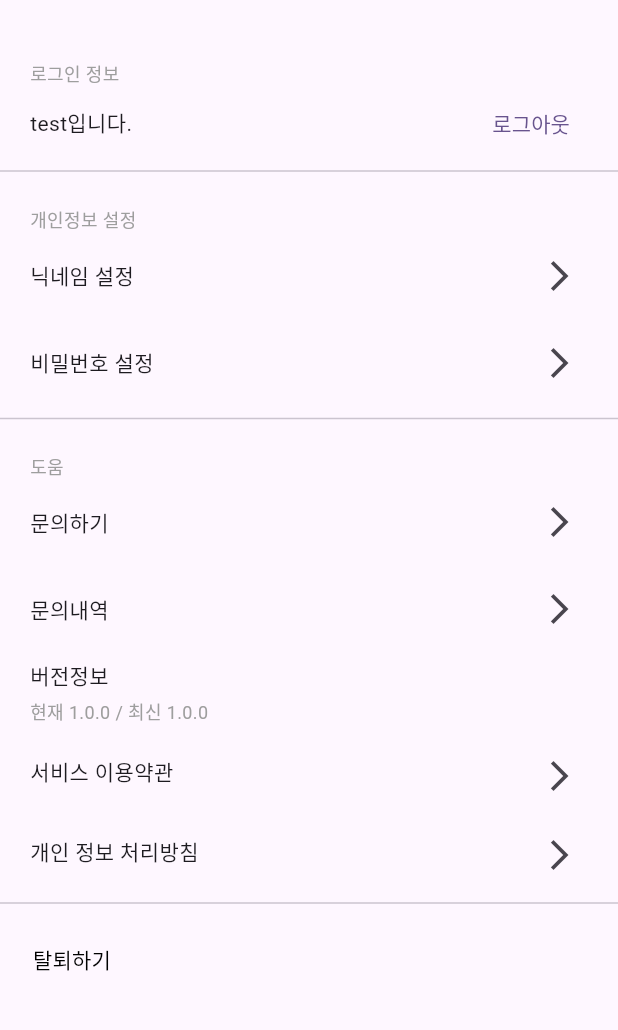
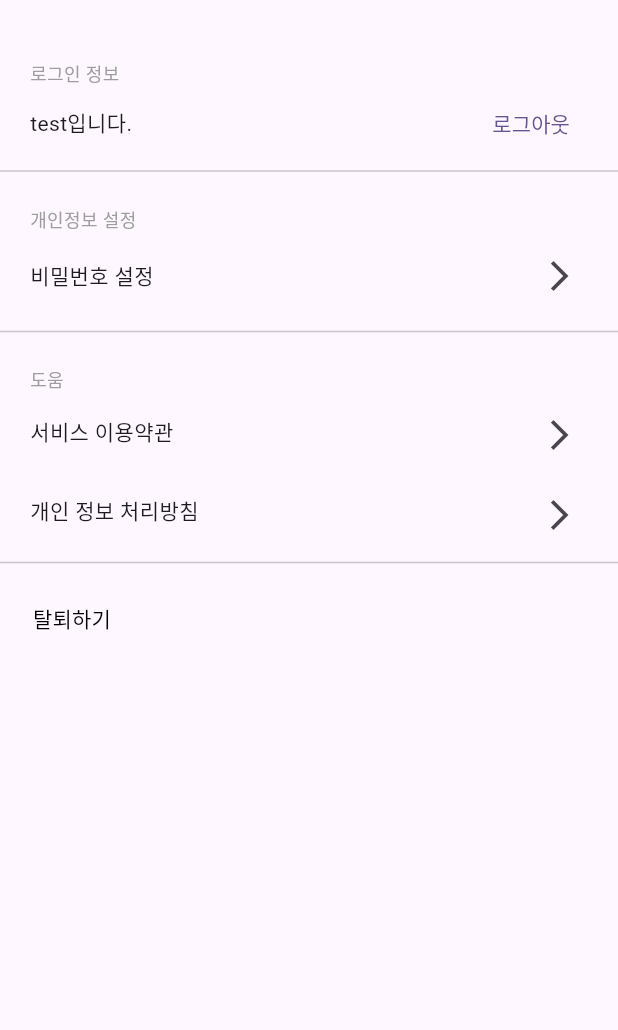
Before and after one commit to likewoody/Tree, a Flutter app: the Setting screen opened directly, on a phone screen of 412 x 824 dp, the part 90-1120 px from its top. Run offline on Flutter 3.47's test engine with Material 3 defaults, Android fonts, the phone set to English and light mode, and no system bars; our stand-ins replace flutter_slidable, get, get_storage, sqflite; accounts and stored records are empty.

Commit message:
setting page 필요없는 항목 제거

```diff
--- a/tree/lib/view/tabbar/settingPage.dart
+++ b/tree/lib/view/tabbar/settingPage.dart
@@ -3,9 +3,6 @@ import 'package:get/get.dart';
 import 'package:get_storage/get_storage.dart';
 import 'package:td_app/view/common/appbar.dart';
 import 'package:td_app/view/login/login.dart';
-import 'package:td_app/view/setting/enquire.dart';
-import 'package:td_app/view/setting/enquireList.dart';
-import 'package:td_app/view/setting/setting_nickname.dart';
 import 'package:td_app/view/setting/setting_password.dart';
 import 'package:td_app/vm/front_part/vm_get_handler.dart';
 
@@ -117,25 +114,25 @@ class Setting extends StatelessWidget {
           ],
         ),
 
-        // 닉네임 설정
-        Row(
-          mainAxisAlignment: MainAxisAlignment.spaceBetween,
-          children: [
-            const Padding(
-              padding: EdgeInsets.fromLTRB(20,5,0,5),
-              child: Text('닉네임 설정'),
-            ),
-            Padding(
-              padding: const EdgeInsets.fromLTRB(0,5,15,5),
-              child : IconButton (
-                onPressed: () async {
-                  await Get.to(SetNickname());
-                },
-                icon:const  Icon(Icons.arrow_forward_ios)
-              ),
-            ),
-          ],
-        ),
+        // // 닉네임 설정
+        // Row(
+        //   mainAxisAlignment: MainAxisAlignment.spaceBetween,
+        //   children: [
+        //     const Padding(
+        //       padding: EdgeInsets.fromLTRB(20,5,0,5),
+        //       child: Text('닉네임 설정'),
+        //     ),
+        //     Padding(
+        //       padding: const EdgeInsets.fromLTRB(0,5,15,5),
+        //       child : IconButton (
+        //         onPressed: () async {
+        //           await Get.to(SetNickname());
+        //         },
+        //         icon:const  Icon(Icons.arrow_forward_ios)
+        //       ),
+        //     ),
+        //   ],
+        // ),
 
         // 비밀번호 설정
         Row(
@@ -178,74 +175,74 @@ class Setting extends StatelessWidget {
             ),
           ],
         ),
-        // 문의하기
-        Row(
-          mainAxisAlignment: MainAxisAlignment.spaceBetween,
-          children: [
-            const Padding(
-              padding: EdgeInsets.fromLTRB(20,5,0,5),
-              child: Text('문의하기'),
-            ),
-            Padding(
-              padding: const EdgeInsets.fromLTRB(0,5,15,5),
-              child: IconButton(
-                onPressed: () => Get.to(
-                  // null
-                  Enquire()
-                ),
-                icon:const  Icon(Icons.arrow_forward_ios)
-              ),
-            ),
-          ],
-        ),
-        // 문의내역
-        Row(
-          mainAxisAlignment: MainAxisAlignment.spaceBetween,
-          children: [
-            const Padding(
-              padding: EdgeInsets.fromLTRB(20,5,0,5),
-              child: Text('문의내역'),
-            ),
-            Padding(
-              padding: const EdgeInsets.fromLTRB(0,5,15,5),
-              child: IconButton(
-                onPressed: () => Get.to(
-                  // null
-                  EnquireList()
-                ),
-                icon:const  Icon(Icons.arrow_forward_ios)
-              ),
-            ),
-          ],
-        ),
+        // // 문의하기
+        // Row(
+        //   mainAxisAlignment: MainAxisAlignment.spaceBetween,
+        //   children: [
+        //     const Padding(
+        //       padding: EdgeInsets.fromLTRB(20,5,0,5),
+        //       child: Text('문의하기'),
+        //     ),
+        //     Padding(
+        //       padding: const EdgeInsets.fromLTRB(0,5,15,5),
+        //       child: IconButton(
+        //         onPressed: () => Get.to(
+        //           // null
+        //           Enquire()
+        //         ),
+        //         icon:const  Icon(Icons.arrow_forward_ios)
+        //       ),
+        //     ),
+        //   ],
+        // ),
+        // // 문의내역
+        // Row(
+        //   mainAxisAlignment: MainAxisAlignment.spaceBetween,
+        //   children: [
+        //     const Padding(
+        //       padding: EdgeInsets.fromLTRB(20,5,0,5),
+        //       child: Text('문의내역'),
+        //     ),
+        //     Padding(
+        //       padding: const EdgeInsets.fromLTRB(0,5,15,5),
+        //       child: IconButton(
+        //         onPressed: () => Get.to(
+        //           // null
+        //           EnquireList()
+        //         ),
+        //         icon:const  Icon(Icons.arrow_forward_ios)
+        //       ),
+        //     ),
+        //   ],
+        // ),
 
 
-        // 버전정보
-        const Row(
-          mainAxisAlignment: MainAxisAlignment.spaceBetween,
-          children: [
-            Padding(
-              padding: EdgeInsets.fromLTRB(20,5,0,5),
-              child: Text('버전정보'),
-            ),
-          ],
-        ),
+        // // 버전정보
+        // const Row(
+        //   mainAxisAlignment: MainAxisAlignment.spaceBetween,
+        //   children: [
+        //     Padding(
+        //       padding: EdgeInsets.fromLTRB(20,5,0,5),
+        //       child: Text('버전정보'),
+        //     ),
+        //   ],
+        // ),
 
 
-        const Row(
-          children: [
-            Padding(
-              padding: EdgeInsets.fromLTRB(20,0,0,5),
-              child: Text(
-                '현재 1.0.0 / 최신 1.0.0',
-                style: TextStyle(
-                  fontSize: 12,
-                  color: Colors.grey
-                ),
-              ),
-            ),
-          ],
-        ),
+        // const Row(
+        //   children: [
+        //     Padding(
+        //       padding: EdgeInsets.fromLTRB(20,0,0,5),
+        //       child: Text(
+        //         '현재 1.0.0 / 최신 1.0.0',
+        //         style: TextStyle(
+        //           fontSize: 12,
+        //           color: Colors.grey
+        //         ),
+        //       ),
+        //     ),
+        //   ],
+        // ),
 
 
         // 서비스 이용약관
```
